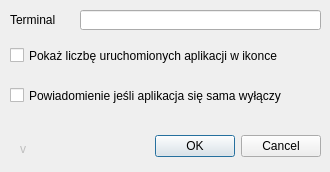
First picture: the form in ui/settingsdialog.ui, repository piotrek1234/app-manager, before the edit.
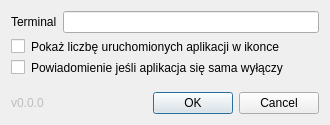
Second picture: the form after the edit.

Commit message: layout for settings window

What changed in the file:
```diff
--- a/ui/settingsdialog.ui
+++ b/ui/settingsdialog.ui
@@ -7,96 +7,156 @@
     <x>0</x>
     <y>0</y>
     <width>330</width>
-    <height>172</height>
+    <height>125</height>
    </rect>
   </property>
+  <property name="sizePolicy">
+   <sizepolicy hsizetype="Preferred" vsizetype="MinimumExpanding">
+    <horstretch>0</horstretch>
+    <verstretch>0</verstretch>
+   </sizepolicy>
+  </property>
+  <property name="minimumSize">
+   <size>
+    <width>330</width>
+    <height>125</height>
+   </size>
+  </property>
+  <property name="maximumSize">
+   <size>
+    <width>330</width>
+    <height>125</height>
+   </size>
+  </property>
   <property name="windowTitle">
    <string>Settings</string>
   </property>
   <property name="modal">
    <bool>true</bool>
   </property>
-  <widget class="QDialogButtonBox" name="buttonBox">
-   <property name="geometry">
-    <rect>
-     <x>10</x>
-     <y>130</y>
-     <width>311</width>
-     <height>32</height>
-    </rect>
-   </property>
-   <property name="orientation">
-    <enum>Qt::Horizontal</enum>
-   </property>
-   <property name="standardButtons">
-    <set>QDialogButtonBox::Cancel|QDialogButtonBox::Ok</set>
-   </property>
-  </widget>
+  <layout class="QVBoxLayout" name="verticalLayout">
+   <item>
+    <layout class="QHBoxLayout" name="horizontalLayout_3">
+     <item>
   <widget class="QLabel" name="lTerminal">
-   <property name="geometry">
-    <rect>
-     <x>10</x>
-     <y>10</y>
-     <width>61</width>
-     <height>20</height>
-    </rect>
-   </property>
    <property name="text">
     <string>Terminal</string>
    </property>
   </widget>
-  <widget class="QLineEdit" name="leTerminal">
-   <property name="geometry">
-    <rect>
-     <x>80</x>
-     <y>10</y>
-     <width>241</width>
-     <height>20</height>
-    </rect>
-   </property>
-  </widget>
+     </item>
+     <item>
+      <widget class="QLineEdit" name="leTerminal"/>
+     </item>
+    </layout>
+   </item>
+   <item>
+    <layout class="QHBoxLayout" name="horizontalLayout">
+     <item>
   <widget class="QCheckBox" name="cbAppsCount">
-   <property name="geometry">
-    <rect>
-     <x>10</x>
-     <y>40</y>
-     <width>311</width>
-     <height>31</height>
-    </rect>
+       <property name="text">
+        <string/>
+       </property>
+      </widget>
+     </item>
+     <item>
+      <widget class="QLabel" name="label">
+       <property name="sizePolicy">
+        <sizepolicy hsizetype="Expanding" vsizetype="Minimum">
+         <horstretch>0</horstretch>
+         <verstretch>0</verstretch>
+        </sizepolicy>
    </property>
    <property name="text">
     <string>Pokaż liczbę uruchomionych aplikacji w ikonce</string>
    </property>
-  </widget>
+       <property name="wordWrap">
+        <bool>true</bool>
+       </property>
+      </widget>
+     </item>
+    </layout>
+   </item>
+   <item>
+    <layout class="QHBoxLayout" name="horizontalLayout_2">
+     <item>
   <widget class="QCheckBox" name="cbNotifySelfOff">
-   <property name="geometry">
-    <rect>
-     <x>10</x>
-     <y>80</y>
-     <width>311</width>
-     <height>31</height>
-    </rect>
+       <property name="text">
+        <string/>
+       </property>
+      </widget>
+     </item>
+     <item>
+      <widget class="QLabel" name="label_2">
+       <property name="sizePolicy">
+        <sizepolicy hsizetype="Expanding" vsizetype="Expanding">
+         <horstretch>0</horstretch>
+         <verstretch>0</verstretch>
+        </sizepolicy>
    </property>
    <property name="text">
     <string>Powiadomienie jeśli aplikacja się sama wyłączy</string>
    </property>
-  </widget>
+       <property name="scaledContents">
+        <bool>false</bool>
+       </property>
+       <property name="wordWrap">
+        <bool>true</bool>
+       </property>
+      </widget>
+     </item>
+    </layout>
+   </item>
+   <item>
+    <spacer name="verticalSpacer">
+     <property name="orientation">
+      <enum>Qt::Vertical</enum>
+     </property>
+     <property name="sizeHint" stdset="0">
+      <size>
+       <width>20</width>
+       <height>3</height>
+      </size>
+     </property>
+    </spacer>
+   </item>
+   <item>
+    <layout class="QHBoxLayout" name="horizontalLayout_4">
+     <item>
   <widget class="QLabel" name="lVersion">
    <property name="enabled">
     <bool>false</bool>
    </property>
-   <property name="geometry">
-    <rect>
-     <x>20</x>
-     <y>140</y>
-     <width>67</width>
-     <height>17</height>
-    </rect>
-   </property>
    <property name="text">
-    <string>v</string>
-   </property>
-  </widget>
+        <string>v0.0.0</string>
+       </property>
+      </widget>
+     </item>
+     <item>
+      <spacer name="horizontalSpacer">
+       <property name="orientation">
+        <enum>Qt::Horizontal</enum>
+       </property>
+       <property name="sizeHint" stdset="0">
+        <size>
+         <width>40</width>
+         <height>20</height>
+        </size>
+       </property>
+      </spacer>
+     </item>
+     <item>
+      <widget class="QDialogButtonBox" name="buttonBox">
+       <property name="orientation">
+        <enum>Qt::Horizontal</enum>
+       </property>
+       <property name="standardButtons">
+        <set>QDialogButtonBox::Cancel|QDialogButtonBox::Ok</set>
+       </property>
+      </widget>
+     </item>
+    </layout>
+   </item>
+  </layout>
  </widget>
  <resources/>
  <connections>
```
Lines whose indentation alone changed are shown as unchanged. The commit also changes 2 other files.
